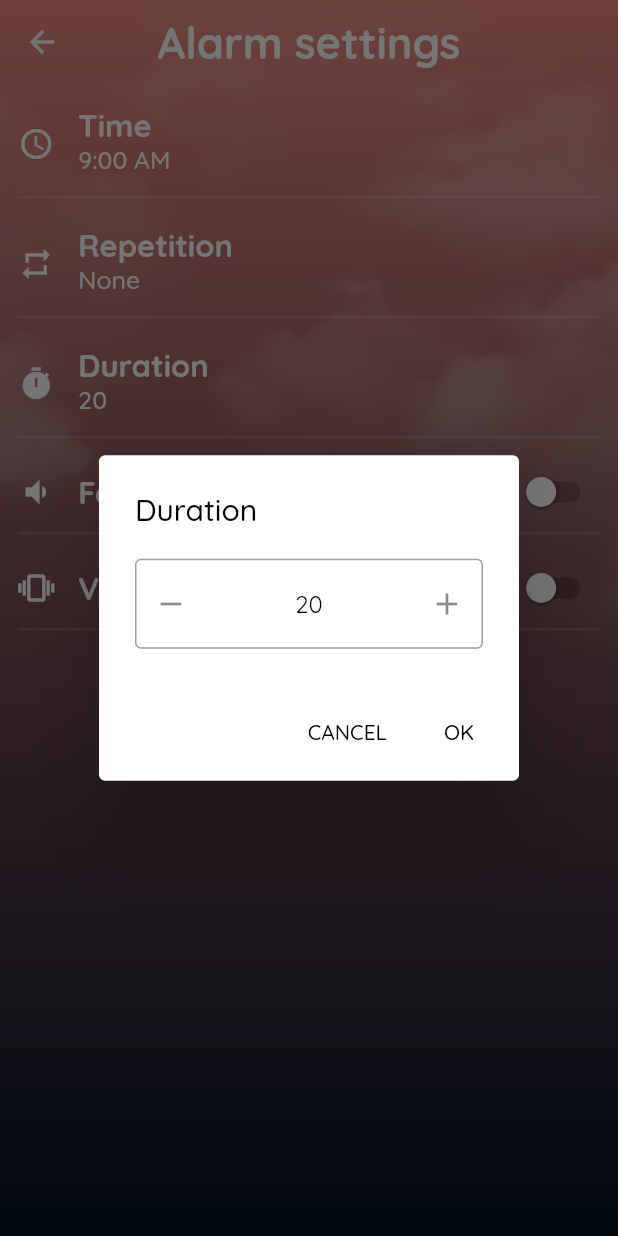
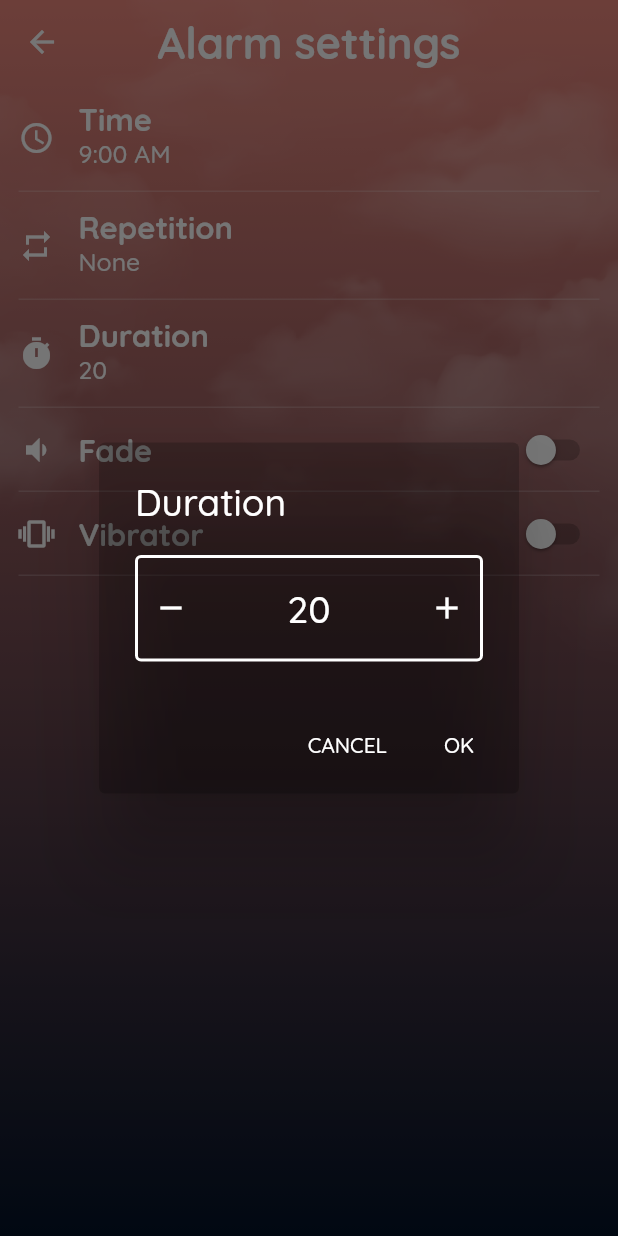
Before and after one commit to OraneOrveillon/grododo, a Flutter app: the AlarmSettingsPage screen opened directly, after a tap on "Duration", on a phone screen of 412 x 824 dp. Run offline on Flutter 3.47's test engine with Material 2 defaults, Android fonts, the phone set to English and light mode, and no system bars; drawn by our look-alikes of flutter_spinbox; our stand-ins replace fl_chart, google_fonts.

Commit message:
Better UI dialogs

```diff
--- /dev/null
+++ b/lib/view/components/dialog.dart
@@ -0,0 +1,45 @@
+import 'package:flutter/material.dart';
+
+import '../size_config.dart';
+
+class CustomDialog extends StatelessWidget {
+  const CustomDialog({
+    Key? key,
+    required this.sizeConfig,
+    required this.titleText,
+    required this.content,
+    required this.onPressedOK,
+  }) : super(key: key);
+
+  final SizeConfig sizeConfig;
+  final String titleText;
+  final Widget content;
+  final Function() onPressedOK;
+
+  @override
+  Widget build(BuildContext context) {
+    return AlertDialog(
+      title: Text(
+        titleText,
+        style: Theme.of(context)
+            .textTheme
+            .bodyText1!
+            .copyWith(fontSize: sizeConfig.blockSizeVertical * 3),
+      ),
+      content: content,
+      actions: [
+        TextButton(
+          child: const Text('CANCEL'),
+          onPressed: () => Navigator.of(context).pop(),
+        ),
+        TextButton(
+          child: const Text('OK'),
+          onPressed: () {
+            onPressedOK.call();
+            Navigator.of(context).pop();
+          },
+        ),
+      ],
+    );
+  }
+}
--- a/lib/view/pages/alarm_settings_page.dart
+++ b/lib/view/pages/alarm_settings_page.dart
@@ -5,6 +5,7 @@ import 'package:provider/provider.dart';
 import '../../model/alarm.dart';
 import '../../model/alarm_model.dart';
 import '../components/background.dart';
+import '../components/dialog.dart';
 import '../components/list_tile.dart';
 import '../size_config.dart';
 
@@ -52,9 +53,7 @@ class AlarmSettingsPage extends StatelessWidget {
                   context: context,
                   builder: (context) => ChangeNotifierProvider<AlarmModel>.value(
                     value: alarmModel,
-                    child: _selectRepetition(
-                      context: context,
-                    ),
+                    child: _selectRepetition(context: context, sizeConfig: sizeConfig),
                   ),
                 ),
               ),
@@ -68,7 +67,7 @@ class AlarmSettingsPage extends StatelessWidget {
                   context: context,
                   builder: (context) => ChangeNotifierProvider<AlarmModel>.value(
                     value: alarmModel,
-                    child: _selectDuration(context: context),
+                    child: _selectDuration(context: context, sizeConfig: sizeConfig),
                   ),
                 ),
               ),
@@ -110,9 +109,9 @@ class AlarmSettingsPage extends StatelessWidget {
   }) {
     return Padding(
       padding: EdgeInsets.fromLTRB(
-        sizeConfig.blockSizeHorizontal * 2,
+        sizeConfig.blockSizeHorizontal * 3,
         0,
-        sizeConfig.blockSizeHorizontal * 2,
+        sizeConfig.blockSizeHorizontal * 3,
         0,
       ),
       child: Card(
@@ -146,12 +145,13 @@ class AlarmSettingsPage extends StatelessWidget {
     }
   }
 
-  Widget _selectRepetition({required BuildContext context}) {
+  Widget _selectRepetition({required BuildContext context, required SizeConfig sizeConfig}) {
     return Consumer<AlarmModel>(
       builder: (context, alarmModel, child) {
         Repetition repetition = alarmModel.alarm.repetition;
-        return AlertDialog(
-          title: const Text('Repetition'),
+        return CustomDialog(
+          sizeConfig: sizeConfig,
+          titleText: 'Repetition',
           content: Column(
             mainAxisSize: MainAxisSize.min,
             crossAxisAlignment: CrossAxisAlignment.start,
@@ -221,25 +221,8 @@ class AlarmSettingsPage extends StatelessWidget {
               ),
             ],
           ),
-          actions: [
-            TextButton(
-              style: TextButton.styleFrom(
-                primary: Theme.of(context).colorScheme.tertiary,
-              ),
-              child: const Text('CANCEL'),
-              onPressed: () => Navigator.of(context).pop(),
-            ),
-            TextButton(
-              style: TextButton.styleFrom(
-                primary: Theme.of(context).colorScheme.tertiary,
-              ),
-              child: const Text('OK'),
-              onPressed: () {
-                // alarmModel.alarm.repetition =
-                Navigator.of(context).pop();
-              },
-            ),
-          ],
+          // todo changer la répétition ici et pas dans le onChanged des checkbox
+          onPressedOK: () {},
         );
       },
     );
@@ -257,43 +240,43 @@ class AlarmSettingsPage extends StatelessWidget {
           value: value,
           onChanged: onChanged,
         ),
-        Text(day),
+        Text(
+          day,
+          style: Theme.of(context).textTheme.bodyText1,
+        ),
       ],
     );
   }
 
-  Widget _selectDuration({required BuildContext context}) {
+  Widget _selectDuration({required BuildContext context, required SizeConfig sizeConfig}) {
     return Consumer<AlarmModel>(
       builder: (context, alarmModel, child) {
         double value = alarmModel.alarm.duration.toDouble();
-        return AlertDialog(
-          title: const Text('Duration'),
+        return CustomDialog(
+          sizeConfig: sizeConfig,
+          titleText: 'Duration',
           content: SpinBox(
             min: 5,
             max: 60,
             value: value,
             step: 5,
+            incrementIcon: Icon(
+              Icons.add,
+              color: Theme.of(context).iconTheme.color,
+            ),
+            decrementIcon: Icon(
+              Icons.remove,
+              color: Theme.of(context).iconTheme.color,
+            ),
+            textStyle: Theme.of(context).textTheme.bodyText1!.copyWith(
+                  fontSize: sizeConfig.blockSizeVertical * 3,
+                ),
             onChanged: (newValue) => value = newValue,
           ),
-          actions: [
-            TextButton(
-              onPressed: () => Navigator.pop(context),
-              child: Text(
-                'CANCEL',
-                style: TextStyle(color: Theme.of(context).colorScheme.tertiary),
-              ),
-            ),
-            TextButton(
-              onPressed: () {
-                alarmModel.updateDuration(value.toInt());
-                Navigator.pop(context);
-              },
-              child: Text(
-                'OK',
-                style: TextStyle(color: Theme.of(context).colorScheme.tertiary),
-              ),
-            ),
-          ],
+          onPressedOK: () {
+            alarmModel.updateDuration(value.toInt());
+            Navigator.pop(context);
+          },
         );
       },
     );
```
Also changed, not shown: lib/view/theme.dart (+25 -2 lines).
